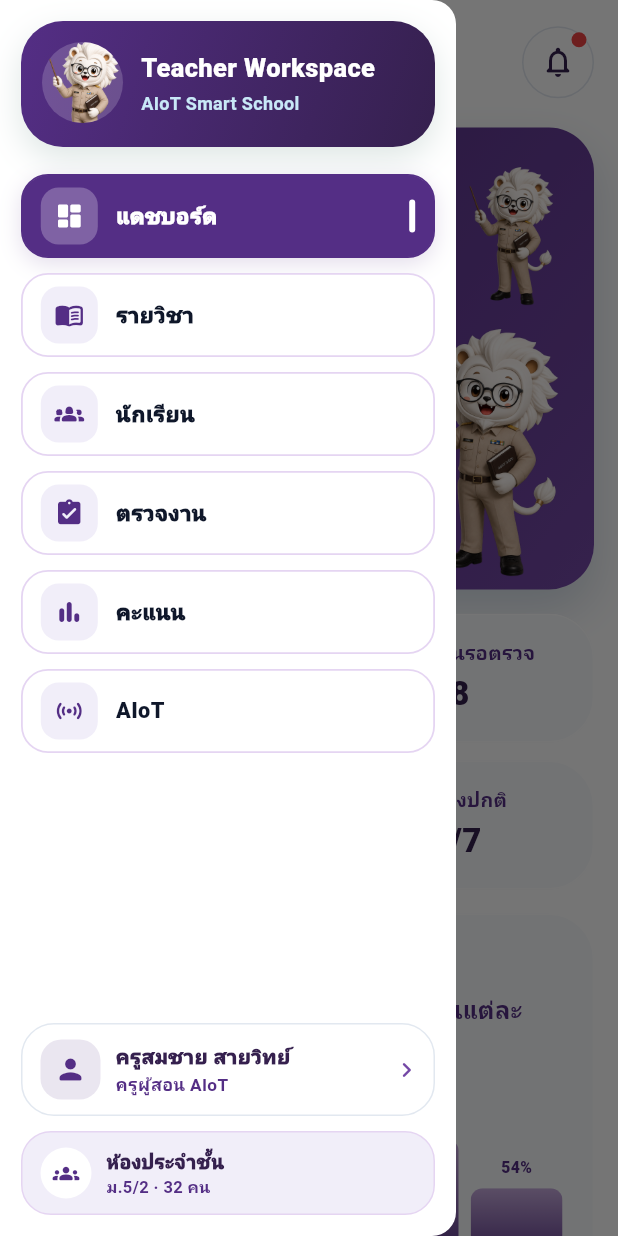
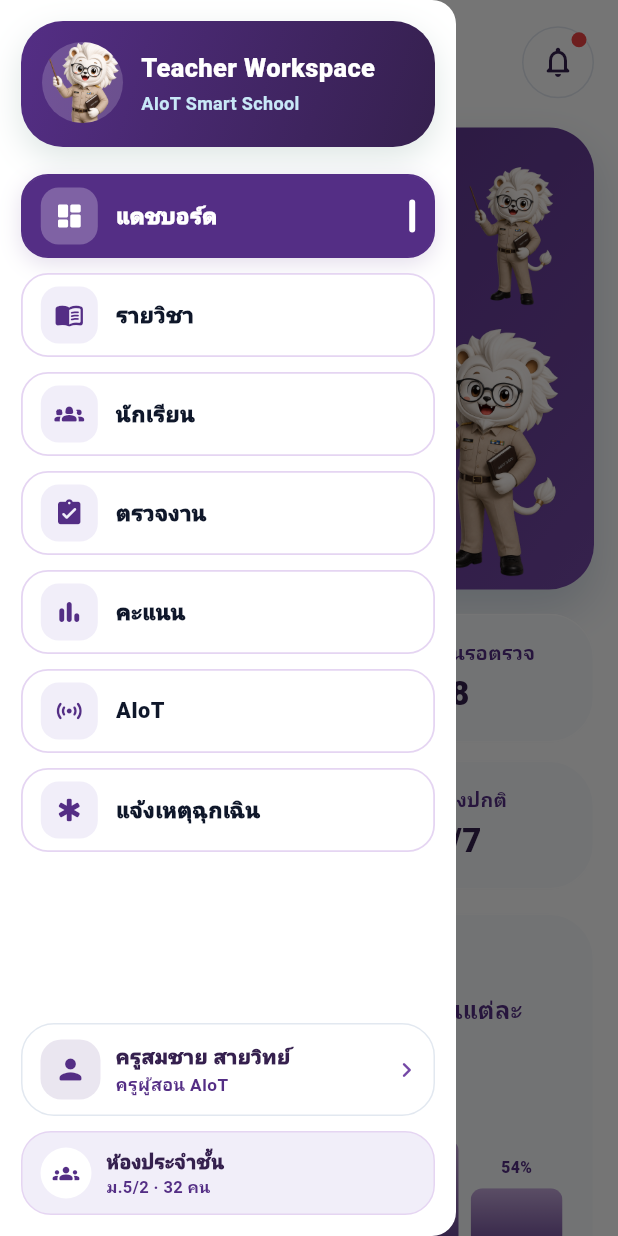
Before and after one commit to pakasit14-Sayfa/aiot-school-lab, a Flutter app: the TeacherRedesignPrototypePage screen opened directly, with the side drawer open, on a phone screen of 412 x 824 dp. Run offline on Flutter 3.47's test engine with Material 3 defaults, Android fonts, the phone set to English and light mode, and no system bars; our stand-ins replace auto_size_text, dropdown_button2, file_picker, fl_chart, flutter_secure_storage, font_awesome_flutter and 5 more; missing offline and left inert: mobile_scanner, model_viewer_plus; accounts and stored records are empty; statements that could not run were skipped.

Commit message:
Add emergency incident inbox to the teacher sidebar menu
Previously only reachable via a button on the courses page; now
accessible from any page through the hamburger/sidebar menu, with
correct active-menu highlighting on the inbox, detail, and history
pages.

Co-Authored-By: Claude Sonnet 5 <noreply@anthropic.com>
Claude-Session: https://claude.ai/code/session_013Uq58DHHTa9Kqgfp7XEB9y

```diff
--- a/apps/user_app/lib/pages/teacher_redesign_prototype/teacher_incident_inbox_page.dart
+++ b/apps/user_app/lib/pages/teacher_redesign_prototype/teacher_incident_inbox_page.dart
@@ -197,6 +197,7 @@ class _TeacherIncidentInboxPageState extends State<TeacherIncidentInboxPage> {
 
     return TeacherMockPageShell(
       title: 'รับแจ้งเหตุฉุกเฉิน',
+      activeMenuLabel: 'แจ้งเหตุฉุกเฉิน',
       actions: [
         IconButton(
           icon: const Icon(Icons.history_rounded),
@@ -750,6 +751,7 @@ class _TeacherIncidentDetailPageState extends State<TeacherIncidentDetailPage> {
 
     return TeacherMockPageShell(
       title: 'เหตุ ${incident.id}',
+      activeMenuLabel: 'แจ้งเหตุฉุกเฉิน',
       builder: (context, isDesktop) {
         return Column(
           crossAxisAlignment: CrossAxisAlignment.start,
@@ -1029,6 +1031,7 @@ class _TeacherIncidentHistoryPageState
 
     return TeacherMockPageShell(
       title: 'ประวัติเหตุทั้งหมด',
+      activeMenuLabel: 'แจ้งเหตุฉุกเฉิน',
       builder: (context, isDesktop) {
         return Column(
           crossAxisAlignment: CrossAxisAlignment.start,
--- a/apps/user_app/lib/pages/teacher_redesign_prototype/teacher_redesign_prototype_page.dart
+++ b/apps/user_app/lib/pages/teacher_redesign_prototype/teacher_redesign_prototype_page.dart
@@ -10,6 +10,7 @@ import 'teacher_aiot_lab_page.dart';
 import 'teacher_courses_page.dart';
 import 'teacher_grades_page.dart';
 import 'teacher_grading_page.dart';
+import 'teacher_incident_inbox_page.dart';
 import 'teacher_profile_page.dart';
 import 'teacher_students_page.dart';
 
@@ -2898,6 +2899,7 @@ class TeacherMock {
     _MenuItem('ตรวจงาน', Icons.assignment_turned_in_rounded),
     _MenuItem('คะแนน', Icons.bar_chart_rounded),
     _MenuItem('AIoT', Icons.sensors_rounded),
+    _MenuItem('แจ้งเหตุฉุกเฉิน', Icons.emergency_rounded),
   ];
 
   static const stats = [
@@ -3158,6 +3160,11 @@ void _openTeacherMenuItem(BuildContext context, String label) {
         context,
         MaterialPageRoute(builder: (_) => const TeacherAiotLabPage()),
       );
+    case 'แจ้งเหตุฉุกเฉิน':
+      Navigator.push(
+        context,
+        MaterialPageRoute(builder: (_) => const TeacherIncidentInboxPage()),
+      );
     default:
       _showComingSoon(context, label);
   }
```
